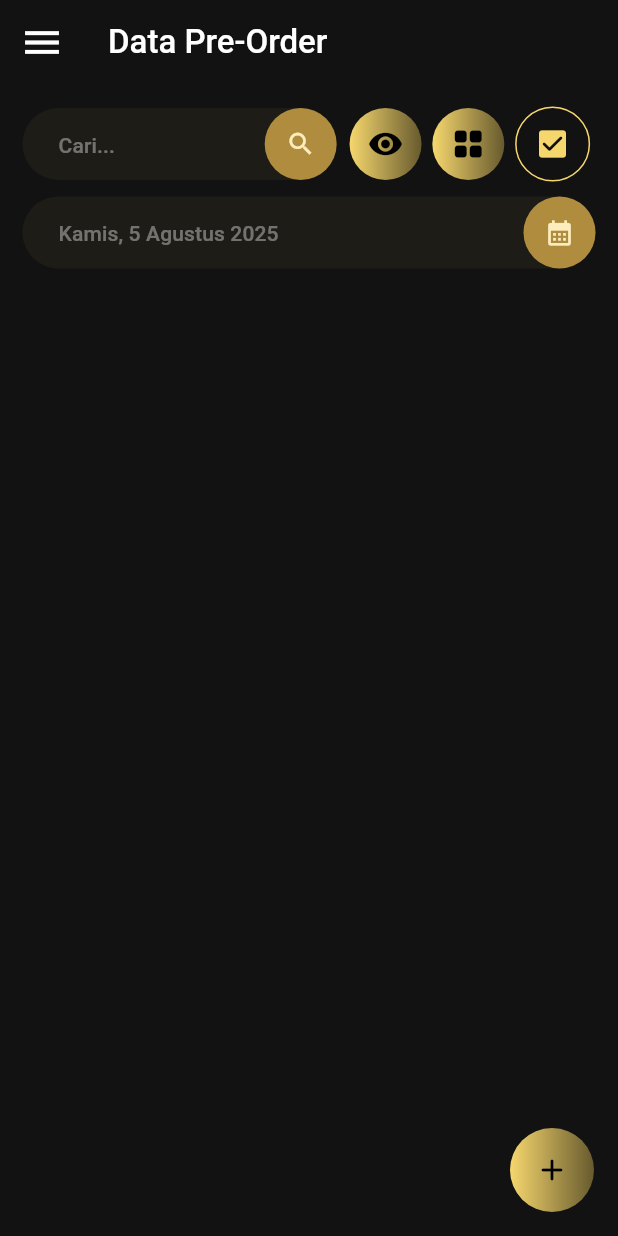
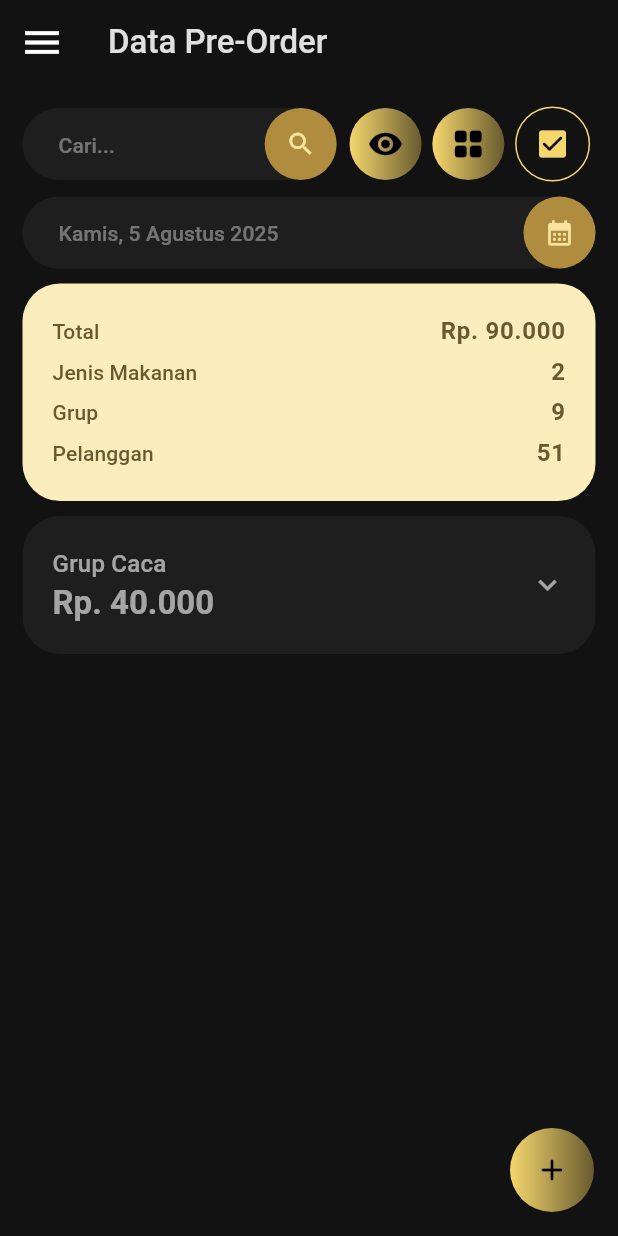
Before and after one commit to AzkaLufthansa/dki_po_notes_app, a Flutter app: the screen it shows after launch, after a tap on the "remove red eye" icon, on a phone screen of 412 x 824 dp. Run offline on Flutter 3.47's test engine with Material 3 defaults, Android fonts, the phone set to English and light mode, and no system bars; our stand-ins replace go_router; network calls fail; Roboto replaces fonts that are missing (MiSans).

Commit message:
slicing home screen: card per group, card per item, button functionalities, and many others

```diff
--- a/lib/features/home/presentation/screens/home_screen.dart
+++ b/lib/features/home/presentation/screens/home_screen.dart
@@ -1,10 +1,14 @@
 import 'package:flutter/material.dart';
 
+import '../../../../shared/enums/enums.dart';
 import '../../../../shared/theme/app_dimens.dart';
 import '../../../../shared/widgets/buttons/custom_fab.dart';
 import '../../../../shared/widgets/text_fields/basic_text_field.dart';
 import '../../widgets/circle_button.dart';
 import '../../widgets/circle_button_toggle.dart';
+import '../../widgets/group_order_card.dart';
+import '../../widgets/menu_order_card.dart';
+import '../../widgets/po_data_summary.dart';
 
 class HomeScreen extends StatefulWidget {
   const HomeScreen({super.key});
@@ -14,8 +18,11 @@ class HomeScreen extends StatefulWidget {
 }
 
 class _HomeScreenState extends State<HomeScreen> {
-  bool showSummary = false;
-  bool selectMode = false;
+  bool _showSummary = false;
+  bool _selectMode = false;
+  bool _isExpanded = false;
+
+  HomeViewMode _viewMode = HomeViewMode.GROUP;
 
   @override
   Widget build(BuildContext context) {
@@ -30,7 +37,12 @@ class _HomeScreenState extends State<HomeScreen> {
         ),
       ),
       body: SingleChildScrollView(
-        padding: const EdgeInsets.all(AppDimens.spacingBackground),
+        padding: const EdgeInsets.only(
+          left: AppDimens.spacingBackground,
+          right: AppDimens.spacingBackground,
+          top: AppDimens.spacingBackground,
+          bottom: 100
+        ),
         child: Column(
           children: [
             // Search Button Row
@@ -54,24 +66,33 @@ class _HomeScreenState extends State<HomeScreen> {
                       // Summary Toggle
                       CircleButtonToggle(
                         onToggle: (value) {
-                          setState(() => showSummary = !value);
+                          setState(() => _showSummary = !value);
                         },
                         icon: Icons.remove_red_eye,
-                        isActive: showSummary,
+                        isActive: _showSummary,
                       ),
 
                       // View Option
                       CircleButton(
-                        icon: Icons.grid_view_rounded,
+                        onTap: () {
+                          if (_viewMode == HomeViewMode.GROUP) {
+                            setState(() => _viewMode = HomeViewMode.ITEM);
+                          } else {
+                            setState(() => _viewMode = HomeViewMode.GROUP);
+                          }
+                        },
+                        icon: _viewMode != HomeViewMode.GROUP
+                          ? Icons.view_agenda_rounded
+                          : Icons.grid_view_rounded,
                       ),
 
                       // Select Toggle
                       CircleButtonToggle(
                         onToggle: (value) {
-                          setState(() => selectMode = !value);
+                          setState(() => _selectMode = !value);
                         },
                         icon: Icons.check_box_rounded,
-                        isActive: selectMode,
+                        isActive: _selectMode,
                       ),
                     ],
                   ),
@@ -86,6 +107,46 @@ class _HomeScreenState extends State<HomeScreen> {
               hintText: 'Kamis, 5 Agustus 2025',
               suffixIcon: Icons.calendar_month_sharp,
             ),
+
+            const SizedBox(height: AppDimens.spacingBetweenComponent,),
+
+            // PO Summary
+            Builder(
+              builder: (context) {
+                if (_showSummary) {
+                  return Padding(
+                    padding: const EdgeInsets.only(
+                      bottom: AppDimens.spacingBetweenComponent
+                    ),
+                    child: PODataSummary(),
+                  );
+                } else {
+                  return const SizedBox();
+                }
+              },
+            ),
+
+            // Pre-Order Data List
+            Builder(
+              builder: (context) {
+                if (_viewMode == HomeViewMode.GROUP) {
+                  // Per Group View
+                  return GroupOrderCard(
+                    isExpanded: _isExpanded,
+                    expansionCallback: (index, isExpanded) {
+                      setState(() {
+                        _isExpanded = isExpanded;
+                      });
+                    },
+                  );
+                } else if (_viewMode == HomeViewMode.ITEM) {
+                  return MenuOrderCard();
+                } else {
+                  return const SizedBox();
+                }
+              },
+            ),
+            // Per Menu View
           ],
         ),
       ),
--- /dev/null
+++ b/lib/features/home/widgets/group_order_card.dart
@@ -0,0 +1,75 @@
+import 'package:flutter/material.dart';
+
+import '../../../shared/theme/app_colors.dart';
+import '../../../shared/theme/app_dimens.dart';
+import 'member_order_item_card.dart';
+
+class GroupOrderCard extends StatelessWidget {
+  final Function(int, bool) expansionCallback;
+  final bool isExpanded;
+
+  const GroupOrderCard({
+    super.key,
+    required this.expansionCallback,
+    required this.isExpanded,
+  });
+
+  @override
+  Widget build(BuildContext context) {
+    return ClipRRect(
+      borderRadius: BorderRadius.circular(AppDimens.radiusLg),
+      // Outer Items
+      child: ExpansionPanelList(
+        expansionCallback: (index, isExpanded) => expansionCallback(index, isExpanded),
+        children: [
+          ExpansionPanel(
+            isExpanded: isExpanded,
+            canTapOnHeader: true,
+            backgroundColor: AppColors.surfaceAtElevation(context, 1),
+            headerBuilder: (context, isExpanded) {
+              return Padding(
+                padding: const EdgeInsets.symmetric(
+                  horizontal: AppDimens.spacingContainer,
+                  vertical: AppDimens.spacingContainer,
+                ),
+                child: Column(
+                  crossAxisAlignment: CrossAxisAlignment.start,
+                  children: [
+                    Text(
+                      'Grup Caca',
+                      style: Theme.of(context).textTheme.titleMedium!.copyWith(
+                        color: Theme.of(context).colorScheme.onSurface.withOpacity(0.6)
+                      ),
+                    ),
+                    Text(
+                      'Rp. 40.000',
+                      style: Theme.of(context).textTheme.titleLarge!.copyWith(
+                        color: Theme.of(context).colorScheme.onSurface.withOpacity(0.6),
+                        fontWeight: FontWeight.bold
+                      ),
+                    ),
+                  ],
+                ),
+              );
+            },
+            body: ListView.separated(
+              padding: const EdgeInsets.symmetric(
+                vertical: AppDimens.spacingBetweenComponent,
+                horizontal: AppDimens.spacingContainer
+              ),
+              itemCount: 2,
+              physics: const NeverScrollableScrollPhysics(),
+              shrinkWrap: true,
+              itemBuilder: (context, index) {
+                // Inner Items
+                return MemberOrderItemCard();
+              },
+              separatorBuilder: (context, index) {
+                return const SizedBox(height: AppDimens.spacingBetweenComponent,);              },
+            ),
+          ),
+        ],
+      ),
+    );
+  }
+}
--- /dev/null
+++ b/lib/features/home/widgets/member_order_item_card.dart
@@ -0,0 +1,165 @@
+import 'package:flutter/material.dart';
+
+import '../../../shared/theme/app_colors.dart';
+import '../../../shared/theme/app_dimens.dart';
+
+class MemberOrderItemCard extends StatelessWidget {
+  const MemberOrderItemCard({super.key});
+
+  @override
+  Widget build(BuildContext context) {
+    return Column(
+      children: [
+        Container(
+          padding: const EdgeInsets.all(AppDimens.spacingContainer),
+          decoration: BoxDecoration(
+            color: AppColors.surfaceAtElevation(context, 2),
+            borderRadius: BorderRadius.vertical(
+              top: Radius.circular(AppDimens.radiusLg)
+            )
+          ),
+          child: Column(
+            crossAxisAlignment: CrossAxisAlignment.start,
+            children: [
+              Text(
+                'A Cahya',
+                style: Theme.of(context).textTheme.titleSmall!.copyWith(
+                  color: Theme.of(context).colorScheme.onSurface.withOpacity(0.87)
+                ),
+              ),
+
+              const SizedBox(height: AppDimens.spacingBetweenComponent,),
+
+              ListView.separated(
+                itemCount: 2,
+                padding: EdgeInsets.zero,
+                physics: const NeverScrollableScrollPhysics(),
+                shrinkWrap: true,
+                itemBuilder: (context, index) => MenuOrderItem(),
+                separatorBuilder: (context, index) => const SizedBox(
+                  height: AppDimens.spacingBetweenComponent,
+                ),
+              )
+            ],
+          ),
+        ),
+
+        // Per Member Total
+        Container(
+          padding: const EdgeInsets.symmetric(
+            horizontal: AppDimens.spacingContainer,
+            vertical: 10.0
+          ),
+          decoration: BoxDecoration(
+            color: AppColors.primarySwatch[200],
+            borderRadius: BorderRadius.vertical(
+              bottom: Radius.circular(AppDimens.radiusLg)
+            )
+          ),
+          child: Row(
+            mainAxisAlignment: MainAxisAlignment.spaceBetween,
+            children: [
+              Text(
+                'Total',
+                style: Theme.of(context).textTheme.titleSmall!.copyWith(
+                  color: AppColors.primarySwatch[900]
+                ),
+              ),
+              Text(
+                'Rp. 20.000',
+                style: Theme.of(context).textTheme.bodyLarge!.copyWith(
+                  color: AppColors.primarySwatch[900],
+                  fontWeight: FontWeight.bold
+                ),
+              ),
+            ],
+          ),
+        ),
+      ],
+    );
+  }
+}
+
+class MenuOrderItem extends StatelessWidget {
+  const MenuOrderItem({super.key});
+
+  @override
+  Widget build(BuildContext context) {
+    return Column(
+      crossAxisAlignment: CrossAxisAlignment.start,
+      children: [
+        Row(
+          children: [
+            // Menu Image
+            Expanded(
+              flex: 2,
+              child: ClipRRect(
+                borderRadius: BorderRadius.circular(AppDimens.radiusSm),
+                child: Image.network(
+                  'https://buckets.sasa.co.id/v1/AUTH_Assets/Assets/p/website/medias/page_medias/Screen_Shot_2023-01-09_at_17_40_36_(1)_(1)_(1)_(1)_(1)_(1)_(1)_(1).png'
+                  // wid
+                ),
+              ),
+            ),
+
+            const SizedBox(width: AppDimens.spacingBetweenComponent,),
+
+            Expanded(
+              flex: 8,
+              child: Column(
+                crossAxisAlignment: CrossAxisAlignment.start,
+                children: [
+                  // Menu Name
+                  Text.rich(
+                    style: Theme.of(context).textTheme.bodySmall!.copyWith(
+                      color: Theme.of(context).colorScheme.onSurface.withOpacity(0.87)
+                    ),
+                    TextSpan(
+                      children: [
+                        TextSpan(
+                          text: 'Ayam Bakar ',
+                        ),
+                        TextSpan(
+                          text: 'x 2',
+                        ),
+                      ]
+                    )
+                  ),
+
+                  // Menu Price
+                  Text(
+                    'Rp. 20.000',
+                    style: Theme.of(context).textTheme.bodySmall!.copyWith(
+                      color: Theme.of(context).colorScheme.onSurface.withOpacity(0.87)
+                    ),
+                  )
+                ],
+              ),
+            )
+          ],
+        ),
+
+        const SizedBox(height: AppDimens.spacingBetweenComponent,),
+
+        // Order Note
+        Container(
+          padding: const EdgeInsets.all(10),
+          width: double.infinity,
+          decoration: BoxDecoration(
+            color: AppColors.surfaceAtElevation(context, 4),
+            borderRadius: BorderRadius.circular(AppDimens.radiusSm),
+          ),
+          child: Text(
+            '*Banyakin sambelnya',
+            textAlign: TextAlign.start,
+            style: Theme.of(context).textTheme.bodySmall!.copyWith(
+              color: Theme.of(context).colorScheme.onSurface.withOpacity(0.87),
+              fontWeight: FontWeight.w500,
+              fontStyle: FontStyle.italic
+            ),
+          ),
+        )
+      ],
+    );
+  }
+}
--- /dev/null
+++ b/lib/features/home/widgets/menu_order_card.dart
@@ -0,0 +1,102 @@
+import 'package:flutter/material.dart';
+
+import '../../../shared/theme/app_colors.dart';
+import '../../../shared/theme/app_dimens.dart';
+
+class MenuOrderCard extends StatelessWidget {
+  const MenuOrderCard({super.key});
+
+  @override
+  Widget build(BuildContext context) {
+    return GridView.builder(
+      gridDelegate: SliverGridDelegateWithFixedCrossAxisCount(
+        crossAxisCount: 2,
+        mainAxisSpacing: AppDimens.spacingBetweenComponent,
+        crossAxisSpacing: AppDimens.spacingBetweenComponent,
+        mainAxisExtent: 180,
+      ),
+      physics: const NeverScrollableScrollPhysics(),
+      shrinkWrap: true,
+      itemCount: 4,
+      itemBuilder: (context, index) {
+        return Container(
+          decoration: BoxDecoration(
+            borderRadius: BorderRadius.circular(AppDimens.radiusLg),
+            color: AppColors.surfaceAtElevation(context, 1),
+            image: DecorationImage(
+              image: NetworkImage(
+                'https://i.ytimg.com/vi/DMJQg3MeL8E/maxresdefault.jpg',
+              ),
+              fit: BoxFit.cover
+            )
+          ),
+          child: Container(
+            padding: const EdgeInsets.symmetric(
+              horizontal: 15,
+              vertical: 15,
+            ),
+            width: double.infinity,
+            height: double.infinity,
+            decoration: BoxDecoration(
+              gradient: LinearGradient(
+                colors: [
+                  Colors.transparent,
+                  Colors.transparent,
+                  Colors.black.withOpacity(0.3),
+                  Colors.black.withOpacity(0.5),
+                  Colors.black.withOpacity(0.7),
+                  Colors.black.withOpacity(0.7),
+                ],
+                begin: Alignment.topCenter,
+                end: Alignment.bottomCenter,
+              )
+            ),
+            child: Column(
+              mainAxisAlignment: MainAxisAlignment.end,
+              children: [
+                Row(
+                  mainAxisAlignment: MainAxisAlignment.spaceBetween,
+                  children: [
+                    Column(
+                      crossAxisAlignment: CrossAxisAlignment.start,
+                      children: [
+                        Text(
+                          'Tahu Goreng',
+                          style: Theme.of(context).textTheme.titleSmall!.copyWith(
+                            color: Theme.of(context).colorScheme.onSurface.withOpacity(0.87)
+                          )
+                        ),
+                        Text(
+                          'Rp. 80.000',
+                          style: Theme.of(context).textTheme.titleMedium!.copyWith(
+                            color: Theme.of(context).colorScheme.onSurface.withOpacity(0.87),
+                            fontWeight: FontWeight.bold
+                          )
+                        ),
+                      ],
+                    ),
+
+                    Container(
+                      padding: const EdgeInsets.all(10),
+                      decoration: BoxDecoration(
+                        shape: BoxShape.circle,
+                        color: AppColors.primarySwatch[200]
+                      ),
+                      child: Text(
+                        '20',
+                        style: Theme.of(context).textTheme.bodyMedium!.copyWith(
+                          color: AppColors.primarySwatch[900],
+                          fontWeight: FontWeight.bold
+                        )
+                      ),
+                    ),
+                  ],
+                )
+              ],
+            ),
+          )
+        );
+      },
+    );
+  }
+}
--- /dev/null
+++ b/lib/features/home/widgets/po_data_summary.dart
@@ -0,0 +1,74 @@
+import 'package:flutter/material.dart';
+
+import '../../../shared/theme/app_colors.dart';
+import '../../../shared/theme/app_dimens.dart';
+
+class PODataSummary extends StatelessWidget {
+  const PODataSummary({super.key});
+
+  @override
+  Widget build(BuildContext context) {
+    return Container(
+      padding: const EdgeInsets.all(AppDimens.spacingContainer),
+      decoration: BoxDecoration(
+        color: AppColors.primarySwatch[200],
+        borderRadius: BorderRadius.circular(AppDimens.radiusLg)
+      ),
+      child: Column(
+        crossAxisAlignment: CrossAxisAlignment.start,
+        children: [
+          SummaryRowItem(
+            label: 'Total',
+            data: 'Rp. 90.000'
+          ),
+          const SizedBox(height: 3,),
+          SummaryRowItem(
+            label: 'Jenis Makanan',
+            data: '2'
+          ),
+          const SizedBox(height: 3,),
+          SummaryRowItem(
+            label: 'Grup',
+            data: '9'
+          ),
+          const SizedBox(height: 3,),
+          SummaryRowItem(
+            label: 'Pelanggan',
+            data: '51'
+          ),
+        ],
+      ),
+    );
+  }
+}
+
+class SummaryRowItem extends StatelessWidget {
+  final String label;
+  final String data;
+
+  const SummaryRowItem({
+    super.key, required this.label, required this.data,
+  });
+
+  @override
+  Widget build(BuildContext context) {
+    return Row(
+      mainAxisAlignment: MainAxisAlignment.spaceBetween,
+      children: [
+        Text(
+          label,
+          style: Theme.of(context).textTheme.titleSmall!.copyWith(
+            color: AppColors.primarySwatch[900]
+          ),
+        ),
+        Text(
+          data,
+          style: Theme.of(context).textTheme.bodyLarge!.copyWith(
+            color: AppColors.primarySwatch[900],
+            fontWeight: FontWeight.bold
+          ),
+        ),
+      ],
+    );
+  }
+}
--- /dev/null
+++ b/lib/shared/enums/enums.dart
@@ -0,0 +1,6 @@
+// ignore_for_file: constant_identifier_names
+
+enum HomeViewMode {
+  GROUP,
+  ITEM
+}
--- a/lib/shared/theme/app_colors.dart
+++ b/lib/shared/theme/app_colors.dart
@@ -24,8 +24,10 @@ class AppColors {
   }
 
 
-  /// App primary color
+  /// App Color Constants
   static const Color primary = Color(0xFFF6D76E);
+  static const Color surface = Color(0xFF121212);
+  static const Color surfaceTint = Color(0xFFFFFFFF);
 
   static const MaterialColor primarySwatch = MaterialColor(
     0xFFF6D76E,
--- a/lib/shared/theme/app_dimens.dart
+++ b/lib/shared/theme/app_dimens.dart
@@ -2,7 +2,9 @@ class AppDimens {
   // Spacing
   static const double spacingBackground = 15.0;
   static const double spacingBetweenComponent = 10.0;
+  static const double spacingContainer = 20.0;
 
   // Radius
   static const double radiusLg = 25.0;
+  static const double radiusSm = 8.0;
 }
--- a/lib/shared/theme/app_theme.dart
+++ b/lib/shared/theme/app_theme.dart
@@ -11,13 +11,16 @@ class AppTheme {
       primaryColor: AppColors.primary,
       colorScheme: const ColorScheme.dark(
         primary: AppColors.primary,
+        surface: AppColors.surface,
+        surfaceTint: AppColors.surfaceTint,
       ),
       appBarTheme: AppBarTheme(
         elevation: 0,
         backgroundColor: Colors.transparent,
         titleTextStyle: TextStyle(
           fontSize: 22,
-          fontWeight: FontWeight.w500
+          fontWeight: FontWeight.w500,
+          color: Colors.white.withOpacity(0.87)
         )
       ),
       useMaterial3: true
--- a/lib/shared/widgets/text_fields/basic_text_field.dart
+++ b/lib/shared/widgets/text_fields/basic_text_field.dart
@@ -36,7 +36,7 @@ class BasicTextField extends StatelessWidget {
             borderRadius: BorderRadius.circular(AppDimens.radiusLg)
           ),
           padding: const EdgeInsets.all(8),
-          child: Icon(suffixIcon, color: AppColors.primarySwatch[200], size: 20),
+          child: Icon(suffixIcon, color: AppColors.primarySwatch[300], size: 20),
         ),
       ),
     );
```
